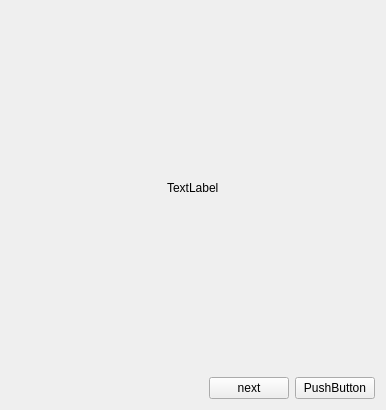
The window that zweixin/zloginwidget.ui (weinkym/src_miao) describes before a commit, drawn with Qt 5.
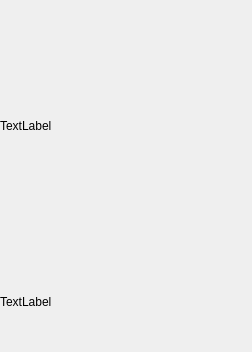
The same window after the commit.

Patch:
```diff
--- a/zweixin/zloginwidget.ui
+++ b/zweixin/zloginwidget.ui
@@ -6,8 +6,8 @@
    <rect>
     <x>0</x>
     <y>0</y>
-    <width>386</width>
-    <height>410</height>
+    <width>252</width>
+    <height>352</height>
    </rect>
   </property>
   <property name="minimumSize">
@@ -20,54 +20,28 @@
    <string>Form</string>
   </property>
   <layout class="QVBoxLayout" name="verticalLayout">
-   <item>
-    <widget class="QStackedWidget" name="stackedWidget">
-     <property name="currentIndex">
+   <property name="spacing">
       <number>0</number>
      </property>
-     <widget class="QWidget" name="page">
-      <layout class="QVBoxLayout" name="verticalLayout_2">
-       <item>
-        <spacer name="verticalSpacer">
-         <property name="orientation">
-          <enum>Qt::Vertical</enum>
-         </property>
-         <property name="sizeHint" stdset="0">
-          <size>
-           <width>20</width>
-           <height>131</height>
-          </size>
-         </property>
-        </spacer>
-       </item>
-       <item>
-        <layout class="QHBoxLayout" name="horizontalLayout">
-         <item>
-          <spacer name="horizontalSpacer">
-           <property name="orientation">
-            <enum>Qt::Horizontal</enum>
-           </property>
-           <property name="sizeHint" stdset="0">
-            <size>
-             <width>40</width>
-             <height>20</height>
-            </size>
-           </property>
-          </spacer>
-         </item>
+   <property name="leftMargin">
+    <number>0</number>
+   </property>
+   <property name="topMargin">
+    <number>0</number>
+   </property>
+   <property name="rightMargin">
+    <number>0</number>
+   </property>
+   <property name="bottomMargin">
+    <number>0</number>
+   </property>
          <item>
-          <widget class="QLabel" name="label">
-           <property name="minimumSize">
-            <size>
-             <width>0</width>
-             <height>0</height>
-            </size>
-           </property>
-           <property name="maximumSize">
-            <size>
-             <width>16777215</width>
-             <height>16777215</height>
-            </size>
+    <widget class="QLabel" name="labelImage">
+     <property name="sizePolicy">
+      <sizepolicy hsizetype="Expanding" vsizetype="Expanding">
+       <horstretch>0</horstretch>
+       <verstretch>0</verstretch>
+      </sizepolicy>
            </property>
            <property name="text">
             <string>TextLabel</string>
@@ -78,77 +52,17 @@
           </widget>
          </item>
          <item>
-          <spacer name="horizontalSpacer_2">
-           <property name="orientation">
-            <enum>Qt::Horizontal</enum>
-           </property>
-           <property name="sizeHint" stdset="0">
+    <widget class="QLabel" name="labelStatus">
+     <property name="minimumSize">
             <size>
-             <width>40</width>
-             <height>20</height>
-            </size>
-           </property>
-          </spacer>
-         </item>
-        </layout>
-       </item>
-       <item>
-        <spacer name="verticalSpacer_2">
-         <property name="orientation">
-          <enum>Qt::Vertical</enum>
-         </property>
-         <property name="sizeHint" stdset="0">
-          <size>
-           <width>20</width>
-           <height>131</height>
-          </size>
-         </property>
-        </spacer>
-       </item>
-       <item>
-        <widget class="QWidget" name="widget" native="true"/>
-       </item>
-      </layout>
-     </widget>
-     <widget class="QWidget" name="page_2">
-      <layout class="QVBoxLayout" name="verticalLayout_3">
-       <item>
-        <widget class="QTextEdit" name="textEdit"/>
-       </item>
-      </layout>
-     </widget>
-    </widget>
-   </item>
-   <item>
-    <layout class="QHBoxLayout" name="horizontalLayout_2">
-     <item>
-      <spacer name="horizontalSpacer_3">
-       <property name="orientation">
-        <enum>Qt::Horizontal</enum>
-       </property>
-       <property name="sizeHint" stdset="0">
-        <size>
-         <width>40</width>
-         <height>20</height>
-        </size>
-       </property>
-      </spacer>
-     </item>
-     <item>
-      <widget class="QPushButton" name="btnNext">
+       <width>0</width>
+       <height>100</height>
+      </size>
+     </property>
        <property name="text">
-        <string>next</string>
-       </property>
-      </widget>
-     </item>
-     <item>
-      <widget class="QPushButton" name="pushButton_2">
-       <property name="text">
-        <string>PushButton</string>
-       </property>
-      </widget>
-     </item>
-    </layout>
+      <string>TextLabel</string>
+     </property>
+    </widget>
    </item>
   </layout>
  </widget>
```
Left out of the diff: 2 changed lines with no effect on the pictures. Lines whose indentation alone changed are shown as unchanged.
